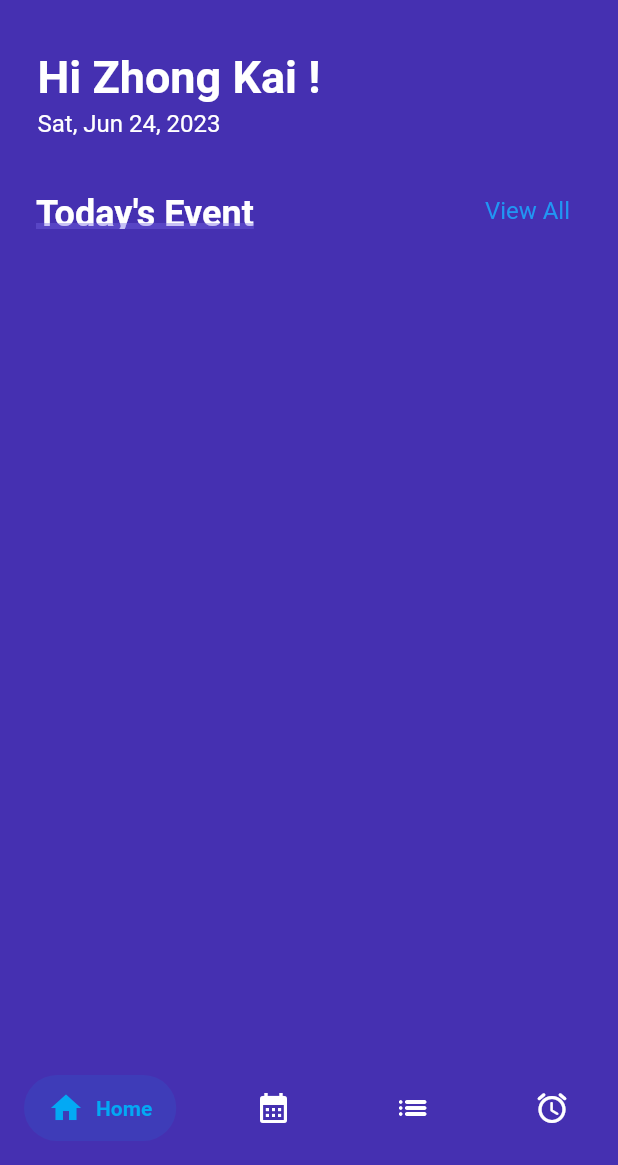
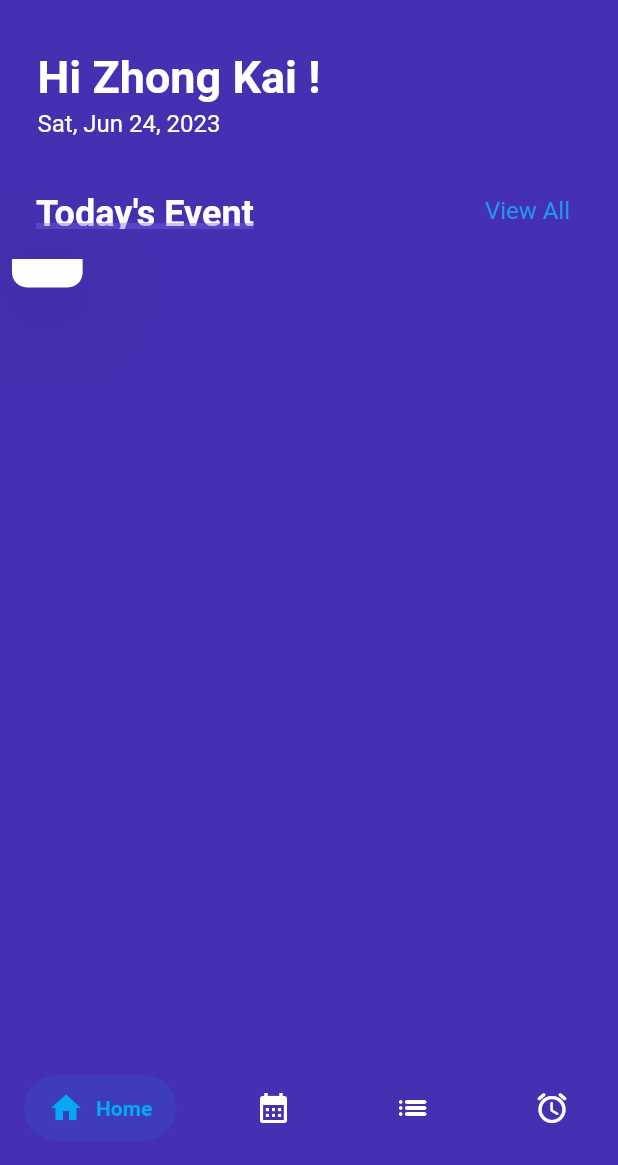
Before and after one commit to evanyan13/autotsk, a Flutter app: the screen it shows after launch, on a phone screen of 412 x 824 dp, the part 71-1236 px from its top. Run offline on Flutter 3.47's test engine with Material 2 defaults, Android fonts, the phone set to English and light mode, and no system bars; drawn by our look-alikes of salomon_bottom_bar; our stand-ins replace flutter_svg; Roboto replaces fonts that are missing (Neometric).

Commit message:
Add Card Carousel to Home Page

```diff
--- a/autotsk/lib/main.dart
+++ b/autotsk/lib/main.dart
@@ -1,4 +1,5 @@
 // ignore_for_file: prefer_const_constructors
+
 import 'package:flutter/material.dart';
 import 'package:autotsk/util/color.dart';
 import 'package:autotsk/screen_type/signin_page.dart';
--- a/autotsk/lib/screen_type/home/components/body.dart
+++ b/autotsk/lib/screen_type/home/components/body.dart
@@ -1,62 +1,21 @@
 // ignore_for_file: prefer_const_constructors, prefer_const_literals_to_create_immutables
 
-import 'package:autotsk/util/color.dart';
 import 'package:flutter/material.dart';
 import 'package:autotsk/screen_type/home/components/greetings_row.dart';
+import 'package:autotsk/screen_type/home/components/today_event.dart';
+import 'package:autotsk/screen_type/home/components/today_title.dart';
+import 'package:autotsk/util/color.dart';
 
 class Body extends StatelessWidget {
   const Body({super.key});
 
   @override
   Widget build(BuildContext context) {
-    var time = DateTime.now;
-
     return SingleChildScrollView(
-      child: Column(children: <Widget>[
-        greetings_row(),
-        Padding(
-          padding: const EdgeInsets.symmetric(horizontal: 24.0),
-          child: Row(
-            children: [
-              Container(
-                  height: 24,
-                  child: Stack(
-                    children: <Widget>[
-                      Text(
-                        "Today's Event",
-                        style: TextStyle(
-                          color: Colors.white,
-                          fontFamily: 'Neometric',
-                          fontWeight: FontWeight.bold,
-                          fontSize: 24,
-                        ),
-                      ),
-                      Positioned(
-                        bottom: 0,
-                        left: 0,
-                        right: 0,
-                        child: Container(
-                          height: 4,
-                          color: homePageBgLightPurpleClr.withOpacity(0.4),
-                        ),
-                      ),
-                    ],
-                  )),
-              Spacer(),
-              TextButton(
-                onPressed: () {},
-                child: Text(
-                  "View All",
-                  style: TextStyle(
-                    fontFamily: 'Neometric',
-                    fontWeight: FontWeight.normal,
-                    fontSize: 16,
-                  ),
-                ),
-              )
-            ],
-          ),
-        )
+      child: Column(crossAxisAlignment: CrossAxisAlignment.start, children: [
+        GreetingRow(),
+        TodayTitle(),
+        TodayEvent(),
       ]),
     );
   }
--- a/autotsk/lib/screen_type/home/components/greetings_row.dart
+++ b/autotsk/lib/screen_type/home/components/greetings_row.dart
@@ -3,8 +3,8 @@
 import "package:flutter/material.dart";
 import 'package:intl/intl.dart';
 
-class greetings_row extends StatelessWidget {
-  const greetings_row({
+class GreetingRow extends StatelessWidget {
+  const GreetingRow({
     super.key,
   });
 
--- /dev/null
+++ b/autotsk/lib/screen_type/home/components/today_event.dart
@@ -0,0 +1,71 @@
+// ignore_for_file: prefer_const_constructors, sort_child_properties_last
+
+import 'package:autotsk/screen_type/calendar_page.dart';
+import 'package:flutter/material.dart';
+
+class TodayEvent extends StatelessWidget {
+  const TodayEvent({
+    Key? key,
+  }) : super(key: key);
+
+  @override
+  Widget build(BuildContext context) {
+    return SingleChildScrollView(
+        scrollDirection: Axis.horizontal,
+        child: TodayEventCards(
+          image: "assets/Person1.png",
+          title: "Task 1",
+          press: () {
+            Navigator.push(
+              context,
+              MaterialPageRoute(
+                builder: (context) => CalendarPage(),
+              ),
+            );
+          },
+        ));
+  }
+}
+
+class TodayEventCards extends StatelessWidget {
+  const TodayEventCards(
+      {super.key,
+      required this.image,
+      required this.title,
+      required this.press});
+
+  final String image, title;
+  final Function press;
+
+  @override
+  Widget build(BuildContext context) {
+    return Container(
+        margin: EdgeInsets.all(8.0),
+        decoration: BoxDecoration(
+            color: Colors.white,
+            borderRadius: BorderRadius.only(
+              bottomLeft: Radius.circular(10),
+              bottomRight: Radius.circular(10),
+            ),
+            boxShadow: [
+              BoxShadow(
+                offset: Offset(0, 10),
+                blurRadius: 50,
+                color: Colors.black.withOpacity(0.25),
+              ),
+            ]),
+        child: Row(
+          children: [
+            RichText(
+                text: TextSpan(
+                    text: title,
+                    style: TextStyle(
+                      color: Colors.white,
+                      fontFamily: 'Neometric',
+                      fontWeight: FontWeight.bold,
+                      fontSize: 16,
+                    )))
+          ],
+        ));
+  }
+}
--- /dev/null
+++ b/autotsk/lib/screen_type/home/components/today_title.dart
@@ -0,0 +1,55 @@
+// ignore_for_file: prefer_const_constructors
+
+import 'package:flutter/material.dart';
+import 'package:autotsk/util/color.dart';
+
+class TodayTitle extends StatelessWidget {
+  const TodayTitle({super.key});
+
+  @override
+  Widget build(BuildContext context) {
+    return Padding(
+      padding: const EdgeInsets.symmetric(horizontal: 24.0),
+      child: Row(
+        children: [
+          SizedBox(
+              height: 24,
+              child: Stack(
+                children: <Widget>[
+                  Text(
+                    "Today's Event",
+                    style: TextStyle(
+                      color: Colors.white,
+                      fontFamily: 'Neometric',
+                      fontWeight: FontWeight.bold,
+                      fontSize: 24,
+                    ),
+                  ),
+                  Positioned(
+                    bottom: 0,
+                    left: 0,
+                    right: 0,
+                    child: Container(
+                      height: 4,
+                      color: homePageBgLightPurpleClr.withOpacity(0.4),
+                    ),
+                  ),
+                ],
+              )),
+          Spacer(),
+          TextButton(
+            onPressed: () {},
+            child: Text(
+              "View All",
+              style: TextStyle(
+                fontFamily: 'Neometric',
+                fontWeight: FontWeight.normal,
+                fontSize: 16,
+              ),
+            ),
+          )
+        ],
+      ),
+    );
+  }
+}
--- a/autotsk/pubspec.yaml
+++ b/autotsk/pubspec.yaml
@@ -28,6 +28,7 @@ environment:
 # the latest version available on pub.dev. To see which dependencies have newer
 # versions available, run `flutter pub outdated`.
 dependencies:
+  carousel_slider: ^4.2.1
   cupertino_icons: ^1.0.2
   flutter:
     sdk: flutter
```
Also changed, not shown: autotsk/pubspec.lock.
